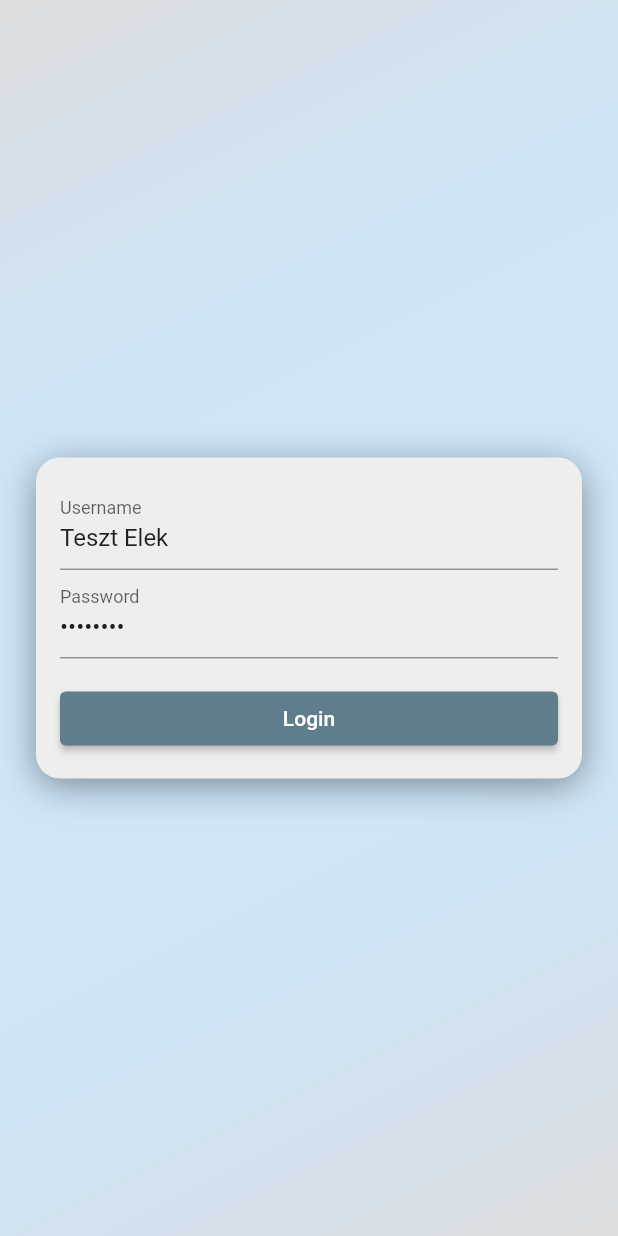
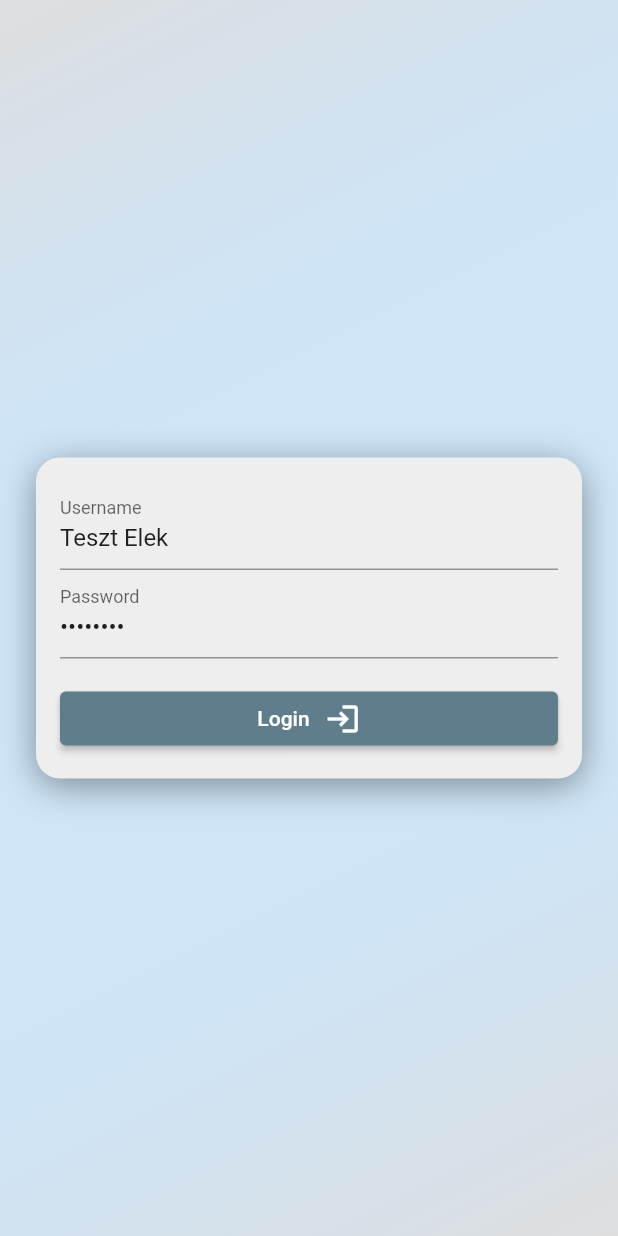
Before and after one commit to jaklia/pm_flutter, a Flutter app: the screen it shows after launch, on a phone screen of 412 x 824 dp. Run offline on Flutter 3.47's test engine with Material 2 defaults, Android fonts, the phone set to English and light mode, and no system bars; our stand-ins replace dio, jwt_decoder, rxdart, shared_preferences, table_calendar; generated files the repository leaves out were written again.

Commit message:
login loading indicator

```diff
--- a/lib/local_store/shared_prefs_manager.dart
+++ b/lib/local_store/shared_prefs_manager.dart
@@ -14,4 +14,9 @@ class SharedPrefsManager {
     var token = prefs.getString(_tokenKey);
     return token;
   }
+
+  static Future<bool> removeToken() async {
+    var prefs = await SharedPreferences.getInstance();
+    return await prefs.remove(_tokenKey);
+  }
 }
--- a/lib/screens/login_screen.dart
+++ b/lib/screens/login_screen.dart
@@ -3,7 +3,6 @@ import 'package:pm_flutter/app_localizations.dart';
 import 'package:pm_flutter/bloc/profile/profile_bloc.dart';
 import 'package:pm_flutter/constants/localization.dart';
 import 'package:pm_flutter/screens/tabs.dart';
-import 'package:pm_flutter/utility/network.dart';
 import 'package:provider/provider.dart';
 
 class LoginScreen extends StatefulWidget {
@@ -16,6 +15,13 @@ class _LoginScreenState extends State<LoginScreen> {
   final _passwordController = TextEditingController(text: "Asdf123.");
   final _focusNode = FocusNode();
   ProfileBloc _profileBloc;
+  bool _loading;
+
+  @override
+  void initState() {
+    super.initState();
+    _loading = false;
+  }
 
   @override
   void didChangeDependencies() {
@@ -102,8 +108,26 @@ class _LoginScreenState extends State<LoginScreen> {
                 Container(
                   width: double.infinity,
                   child: ElevatedButton(
-                    child: Text(AppLocalizations.of(context).translate(Strings.login)),
-                    onPressed: onLogin,
+                    child: Row(
+                      mainAxisAlignment: MainAxisAlignment.center,
+                      children: [
+                        Text(
+                          AppLocalizations.of(context).translate(Strings.login),
+                        ),
+                        SizedBox(width: 10),
+                        _loading
+                            ? SizedBox(
+                                height: 16,
+                                width: 16,
+                                child: CircularProgressIndicator(
+                                  strokeWidth: 2,
+                                  //valueColor: AlwaysStoppedAnimation<Color>(Colors.white),
+                                ),
+                              )
+                            : Icon(Icons.login),
+                      ],
+                    ),
+                    onPressed: _loading ? null : onLogin,
                   ),
                 )
               ],
@@ -137,10 +161,21 @@ class _LoginScreenState extends State<LoginScreen> {
         },
       );
     } else {
+      setState(() {
+        _loading = true;
+      });
       var res = await _profileBloc.login(_nameController.text, _passwordController.text);
 
       if (res) {
-        Navigator.of(context).pushReplacement(MaterialPageRoute(builder: (context) => TabScreen()));
+        Navigator.of(context).pushReplacement(
+          MaterialPageRoute(
+            builder: (context) => TabScreen(),
+          ),
+        );
+      } else {
+        setState(() {
+          _loading = false;
+        });
       }
     }
   }
```
Also changed, not shown: lib/bloc/profile/profile_bloc.dart (+10 -4 lines), lib/bloc/profile/profile_repository.dart (+8 -4 lines), lib/navigator/bottom_navigation.dart (+6 -6 lines), lib/screens/settings.dart (+6 -6 lines), lib/screens/tabs.dart (+8 -8 lines).
